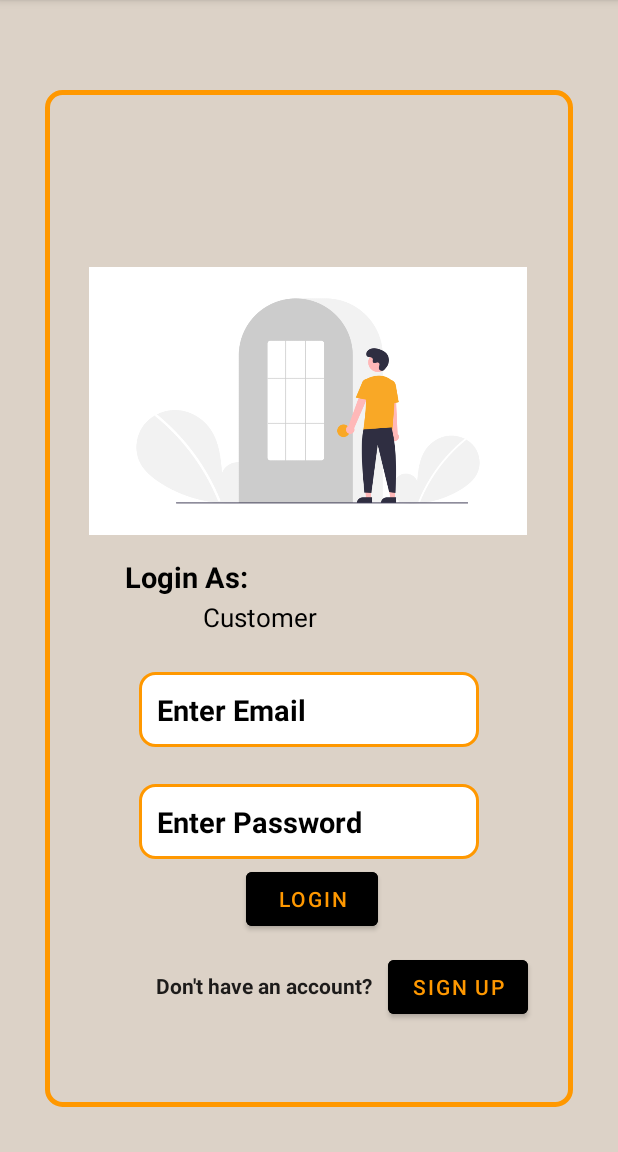
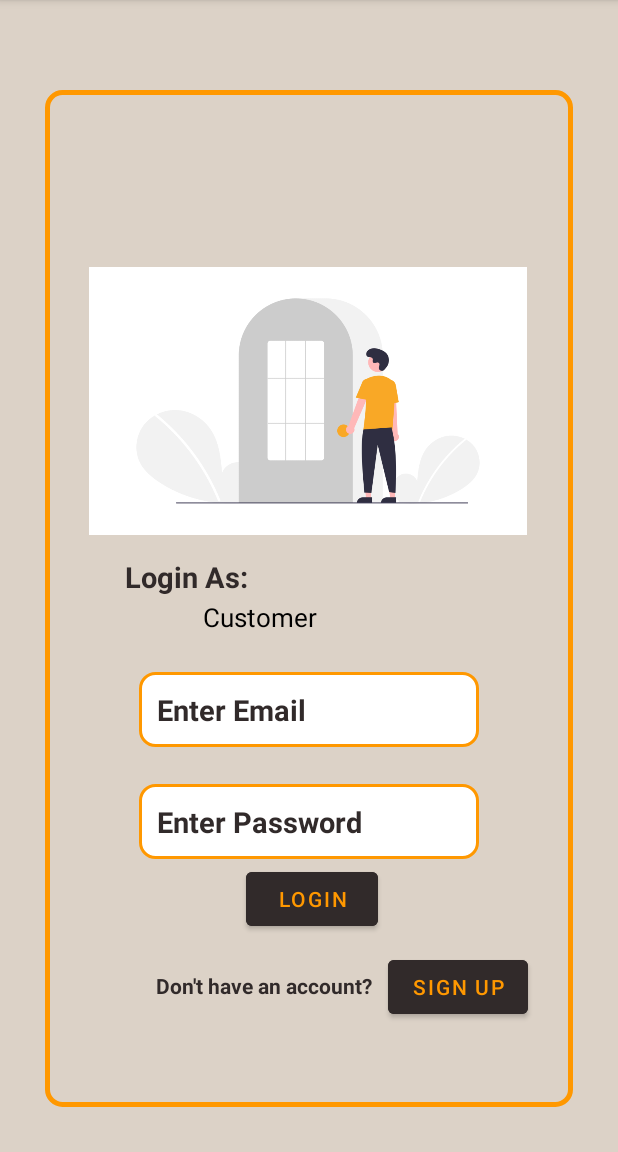
Before and after one commit to aparna-jay/FuelQueueManagementClient, an Android app: the LoginActivity screen opened directly, with no data from a screen before it, on a phone screen of 412 x 824 dp, the part 84-1236 px from its top. Run offline under Robolectric (Android 15) with nearby library versions, the phone set to English and light mode, and no system bars.

Commit message:
Minor colour changes of login

```diff
--- a/app/src/main/res/layout/activity_login.xml
+++ b/app/src/main/res/layout/activity_login.xml
@@ -45,8 +45,8 @@
         android:hint="Enter Email"
         android:inputType="textPersonName"
         android:padding="12dp"
-        android:textColor="#000000"
-        android:textColorHint="#000000"
+        android:textColor="@color/btn_background"
+        android:textColorHint="@color/btn_background"
         android:textSize="19sp"
         android:textStyle="bold"
         app:layout_constraintBottom_toBottomOf="parent"
@@ -64,7 +64,7 @@
         android:hint="Enter Password"
         android:inputType="textPassword"
         android:padding="12dp"
-        android:textColorHint="#000000"
+        android:textColorHint="@color/btn_background"
         android:textSize="19sp"
         android:textStyle="bold"
         app:layout_constraintBottom_toBottomOf="parent"
@@ -77,7 +77,7 @@
         android:id="@+id/login"
         android:layout_width="wrap_content"
         android:layout_height="wrap_content"
-        android:backgroundTint="#000000"
+        android:backgroundTint="@color/btn_background"
         android:text="Login"
         android:textColor="#FF9800"
         app:layout_constraintBottom_toBottomOf="parent"
@@ -91,7 +91,7 @@
         android:id="@+id/signUp"
         android:layout_width="wrap_content"
         android:layout_height="wrap_content"
-        android:backgroundTint="#000000"
+        android:backgroundTint="@color/btn_background"
         android:text="Sign Up"
         android:textColor="#FF9800"
         app:layout_constraintBottom_toBottomOf="parent"
@@ -106,7 +106,7 @@
         android:layout_width="wrap_content"
         android:layout_height="wrap_content"
         android:text="Don't have an account?"
-        android:textColor="@color/material_on_background_emphasis_high_type"
+        android:textColor="@color/btn_background"
         android:textStyle="bold"
         app:layout_constraintBottom_toBottomOf="parent"
         app:layout_constraintEnd_toEndOf="parent"
@@ -135,7 +135,7 @@
         android:layout_width="wrap_content"
         android:layout_height="wrap_content"
         android:text="Login As:"
-        android:textColor="@color/black"
+        android:textColor="@color/btn_background"
         android:textSize="19sp"
         android:textStyle="bold"
         app:layout_constraintBottom_toBottomOf="parent"
```
